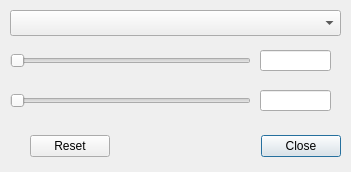
The window that sift/ui/change_colormap_dialog.ui (ssec/sift) describes before a commit, drawn with Qt 5.
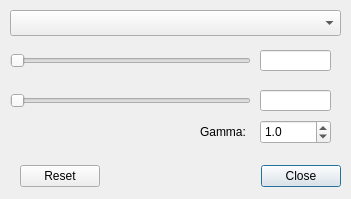
The same window after the commit. Custom widgets are drawn as their Qt base class.

Commit message: Add gamma correction

Patch:
```diff
--- a/sift/ui/change_colormap_dialog.ui
+++ b/sift/ui/change_colormap_dialog.ui
@@ -7,7 +7,7 @@
     <x>0</x>
     <y>0</y>
     <width>351</width>
-    <height>172</height>
+    <height>199</height>
    </rect>
   </property>
   <property name="sizePolicy">
@@ -22,9 +22,9 @@
   <widget class="QDialogButtonBox" name="buttons">
    <property name="geometry">
     <rect>
-     <x>30</x>
-     <y>130</y>
-     <width>311</width>
+     <x>20</x>
+     <y>160</y>
+     <width>321</width>
      <height>32</height>
     </rect>
    </property>
@@ -67,7 +67,7 @@
      <x>10</x>
      <y>50</y>
      <width>241</width>
-     <height>22</height>
+     <height>21</height>
     </rect>
    </property>
    <property name="toolTip">
@@ -83,7 +83,7 @@
      <x>10</x>
      <y>90</y>
      <width>241</width>
-     <height>22</height>
+     <height>21</height>
     </rect>
    </property>
    <property name="toolTip">
@@ -106,7 +106,55 @@
     <string>maximum color limit</string>
    </property>
   </widget>
+  <widget class="QNoScrollDoubleSpinBox" name="gammaSpinBox">
+   <property name="enabled">
+    <bool>true</bool>
+   </property>
+   <property name="geometry">
+    <rect>
+     <x>260</x>
+     <y>120</y>
+     <width>71</width>
+     <height>24</height>
+    </rect>
+   </property>
+   <property name="decimals">
+    <number>1</number>
+   </property>
+   <property name="maximum">
+    <double>5.000000000000000</double>
+   </property>
+   <property name="singleStep">
+    <double>0.100000000000000</double>
+   </property>
+   <property name="value">
+    <double>1.000000000000000</double>
+   </property>
+  </widget>
+  <widget class="QLabel" name="gammaLabel">
+   <property name="geometry">
+    <rect>
+     <x>200</x>
+     <y>120</y>
+     <width>56</width>
+     <height>24</height>
+    </rect>
+   </property>
+   <property name="text">
+    <string>Gamma: </string>
+   </property>
+   <property name="alignment">
+    <set>Qt::AlignLeading|Qt::AlignLeft|Qt::AlignVCenter</set>
+   </property>
+  </widget>
  </widget>
+ <customwidgets>
+  <customwidget>
+   <class>QNoScrollDoubleSpinBox</class>
+   <extends>QDoubleSpinBox</extends>
+   <header>sift.ui.custom_widgets</header>
+  </customwidget>
+ </customwidgets>
  <resources/>
  <connections>
   <connection>
```
The commit also changes 13 other files.
